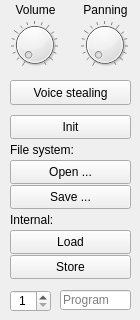
Before: the Qt Designer form programwidget.ui in Marzac/OPA-Editor, drawn with Qt 5.
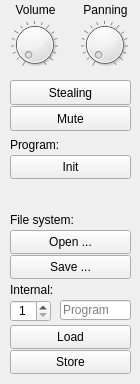
After: the same form once the commit is applied.

```diff
--- a/programwidget.ui
+++ b/programwidget.ui
@@ -7,7 +7,7 @@
     <x>0</x>
     <y>0</y>
     <width>140</width>
-    <height>320</height>
+    <height>384</height>
    </rect>
   </property>
   <property name="windowTitle">
@@ -36,7 +36,7 @@
    <property name="geometry">
     <rect>
      <x>10</x>
-     <y>185</y>
+     <y>255</y>
      <width>121</width>
      <height>24</height>
     </rect>
@@ -84,7 +84,7 @@
    <property name="geometry">
     <rect>
      <x>10</x>
-     <y>115</y>
+     <y>155</y>
      <width>121</width>
      <height>24</height>
     </rect>
@@ -113,7 +113,7 @@
    <property name="geometry">
     <rect>
      <x>10</x>
-     <y>160</y>
+     <y>230</y>
      <width>121</width>
      <height>24</height>
     </rect>
@@ -126,7 +126,7 @@
    <property name="geometry">
     <rect>
      <x>10</x>
-     <y>255</y>
+     <y>350</y>
      <width>121</width>
      <height>24</height>
     </rect>
@@ -139,7 +139,7 @@
    <property name="geometry">
     <rect>
      <x>10</x>
-     <y>230</y>
+     <y>325</y>
      <width>121</width>
      <height>24</height>
     </rect>
@@ -152,7 +152,7 @@
    <property name="geometry">
     <rect>
      <x>10</x>
-     <y>290</y>
+     <y>300</y>
      <width>41</width>
      <height>22</height>
     </rect>
@@ -171,7 +171,7 @@
    <property name="geometry">
     <rect>
      <x>10</x>
-     <y>140</y>
+     <y>210</y>
      <width>121</width>
      <height>20</height>
     </rect>
@@ -184,7 +184,7 @@
    <property name="geometry">
     <rect>
      <x>10</x>
-     <y>210</y>
+     <y>280</y>
      <width>121</width>
      <height>20</height>
     </rect>
@@ -197,7 +197,7 @@
    <property name="geometry">
     <rect>
      <x>60</x>
-     <y>290</y>
+     <y>300</y>
      <width>71</width>
      <height>20</height>
     </rect>
@@ -222,7 +222,36 @@
     </rect>
    </property>
    <property name="text">
-    <string>Voice stealing</string>
+    <string>Stealing</string>
+   </property>
+   <property name="checkable">
+    <bool>true</bool>
+   </property>
+  </widget>
+  <widget class="QLabel" name="programLabel">
+   <property name="geometry">
+    <rect>
+     <x>10</x>
+     <y>135</y>
+     <width>121</width>
+     <height>20</height>
+    </rect>
+   </property>
+   <property name="text">
+    <string>Program:</string>
+   </property>
+  </widget>
+  <widget class="QPushButton" name="muteButton">
+   <property name="geometry">
+    <rect>
+     <x>10</x>
+     <y>106</y>
+     <width>121</width>
+     <height>25</height>
+    </rect>
+   </property>
+   <property name="text">
+    <string>Mute</string>
    </property>
    <property name="checkable">
     <bool>true</bool>
```
Left out of the diff: 2 changed lines with no effect on the pictures.
